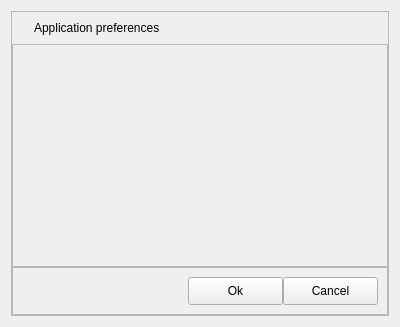
Qt form src/widgets/pref.ui (Michal-D4/fileo) before a commit.
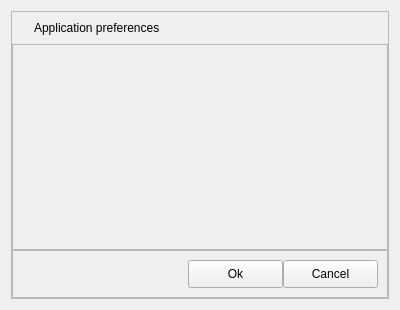
The same form after that commit.

```diff
--- a/src/widgets/pref.ui
+++ b/src/widgets/pref.ui
@@ -7,7 +7,7 @@
     <x>0</x>
     <y>0</y>
     <width>400</width>
-    <height>327</height>
+    <height>310</height>
    </rect>
   </property>
   <property name="windowTitle">
```
Left out of the diff: 4 changed lines with no effect on the pictures.
